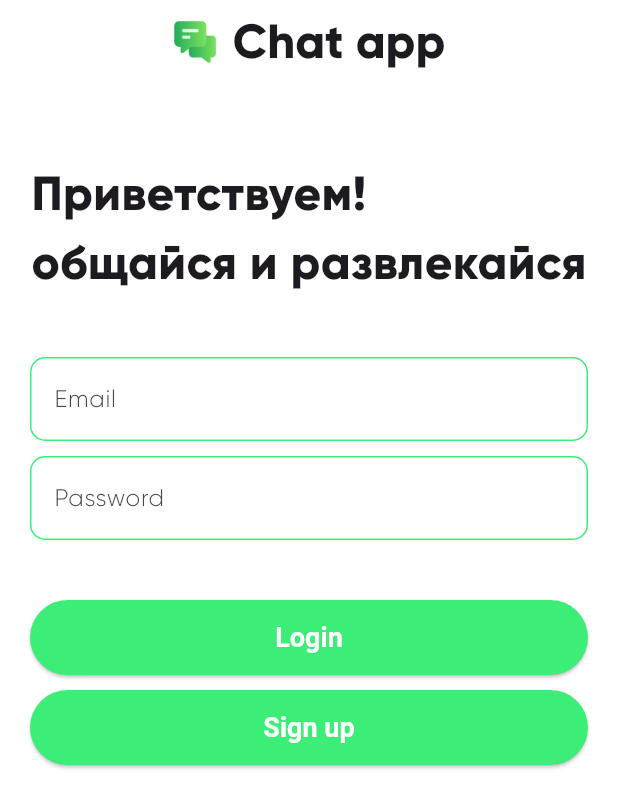
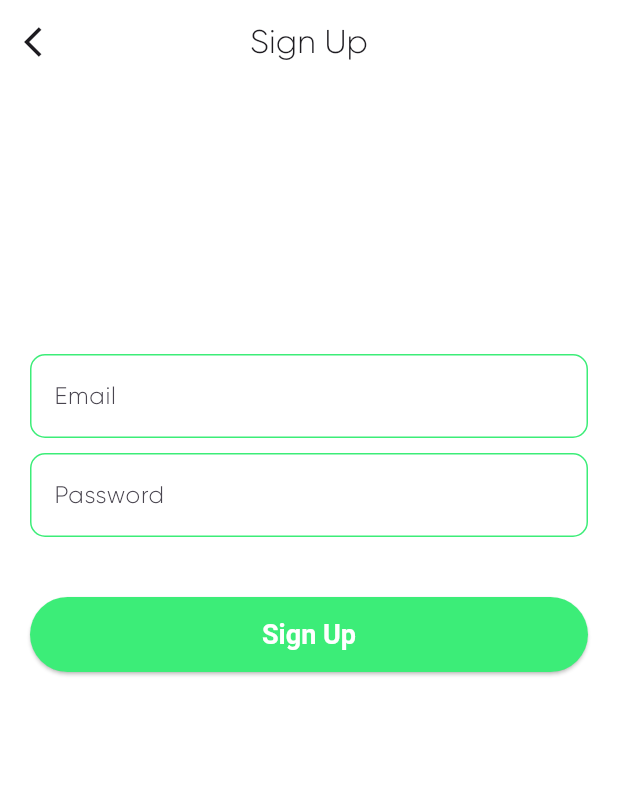
Before and after one commit to RealCart/Chat-app, a Flutter app: the screen it shows after launch, after a tap on "Sign up", on a phone screen of 412 x 824 dp. Shown: the top 808 px of the screen. Run offline on Flutter 3.47's test engine with Material 3 defaults, Android fonts, the phone set to English and light mode, and no system bars.

Commit message:
Sign up page

```diff
--- a/lib/core/config/theme/app_theme.dart
+++ b/lib/core/config/theme/app_theme.dart
@@ -10,6 +10,7 @@ class AppTheme {
     appBarTheme: AppBarTheme(
       elevation: 0.0,
       backgroundColor: Colors.transparent,
+      surfaceTintColor: Colors.transparent,
     ),
     textSelectionTheme: TextSelectionThemeData(
       cursorColor: AppColors.green,
--- a/lib/presentation/pages/auth_pages/sign_in.dart
+++ b/lib/presentation/pages/auth_pages/sign_in.dart
@@ -1,5 +1,6 @@
 import 'package:chat_app/core/utils/colors.dart';
 import 'package:chat_app/core/utils/text_styles.dart';
+import 'package:chat_app/presentation/pages/auth_pages/sign_up.dart';
 import 'package:flutter/material.dart';
 
 class SignIn extends StatelessWidget {
@@ -29,25 +30,32 @@ class SignIn extends StatelessWidget {
             mainAxisAlignment: MainAxisAlignment.center,
             crossAxisAlignment: CrossAxisAlignment.center,
             children: [
-              SizedBox(height: 50.0),
+              const SizedBox(height: 50.0),
               SignInTitle(),
-              SizedBox(height: 40.0),
+              const SizedBox(height: 40.0),
               TextFormField(
                 decoration: InputDecoration(labelText: "Email"),
               ),
-              SizedBox(height: 10.0),
+              const SizedBox(height: 10.0),
               TextFormField(
                 decoration: InputDecoration(labelText: "Password"),
                 obscureText: true,
               ),
-              SizedBox(height: 40.0),
+              const SizedBox(height: 40.0),
               ElevatedButton(
                 onPressed: () {},
                 child: Text("Login"),
               ),
-              SizedBox(height: 10.0),
+              const SizedBox(height: 10.0),
               ElevatedButton(
-                onPressed: () {},
+                onPressed: () {
+                  Navigator.push(
+                    context,
+                    MaterialPageRoute(
+                      builder: (context) => SignUp(),
+                    ),
+                  );
+                },
                 child: Text("Sign up"),
               ),
             ],
--- a/lib/presentation/pages/auth_pages/sign_up.dart
+++ b/lib/presentation/pages/auth_pages/sign_up.dart
@@ -0,0 +1,40 @@
+import 'package:flutter/material.dart';
+
+class SignUp extends StatelessWidget {
+  const SignUp({super.key});
+
+  @override
+  Widget build(BuildContext context) {
+    return Scaffold(
+      appBar: AppBar(
+        leading: IconButton(
+          onPressed: () {
+            Navigator.pop(context);
+          },
+          icon: Icon(Icons.arrow_back_ios),
+        ),
+        title: Text("Sign Up"),
+        centerTitle: true,
+      ),
+      body: Padding(
+        padding: EdgeInsets.symmetric(horizontal: 20.0),
+        child: Column(
+          mainAxisSize: MainAxisSize.min,
+          crossAxisAlignment: CrossAxisAlignment.center,
+          children: [
+            const SizedBox(height: 180.0),
+            TextFormField(
+              decoration: InputDecoration(label: Text("Email")),
+            ),
+            const SizedBox(height: 10.0),
+            TextFormField(
+              decoration: InputDecoration(label: Text("Password")),
+            ),
+            const SizedBox(height: 40.0),
+            ElevatedButton(onPressed: () {}, child: Text("Sign Up")),
+          ],
+        ),
+      ),
+    );
+  }
+}
```
